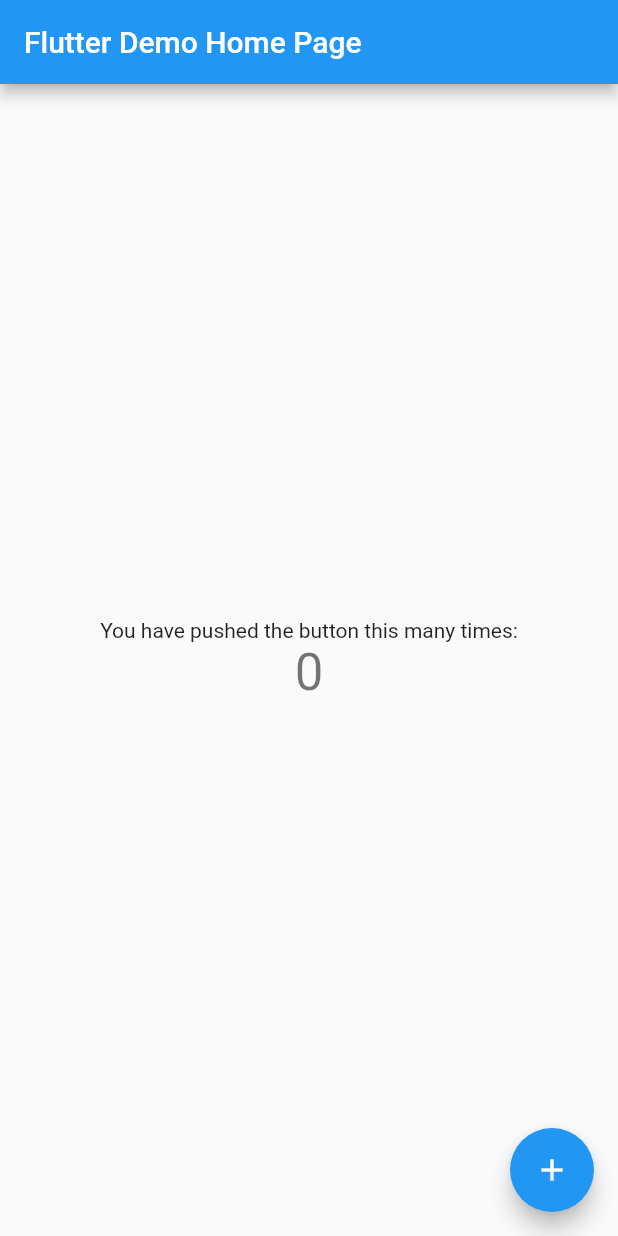
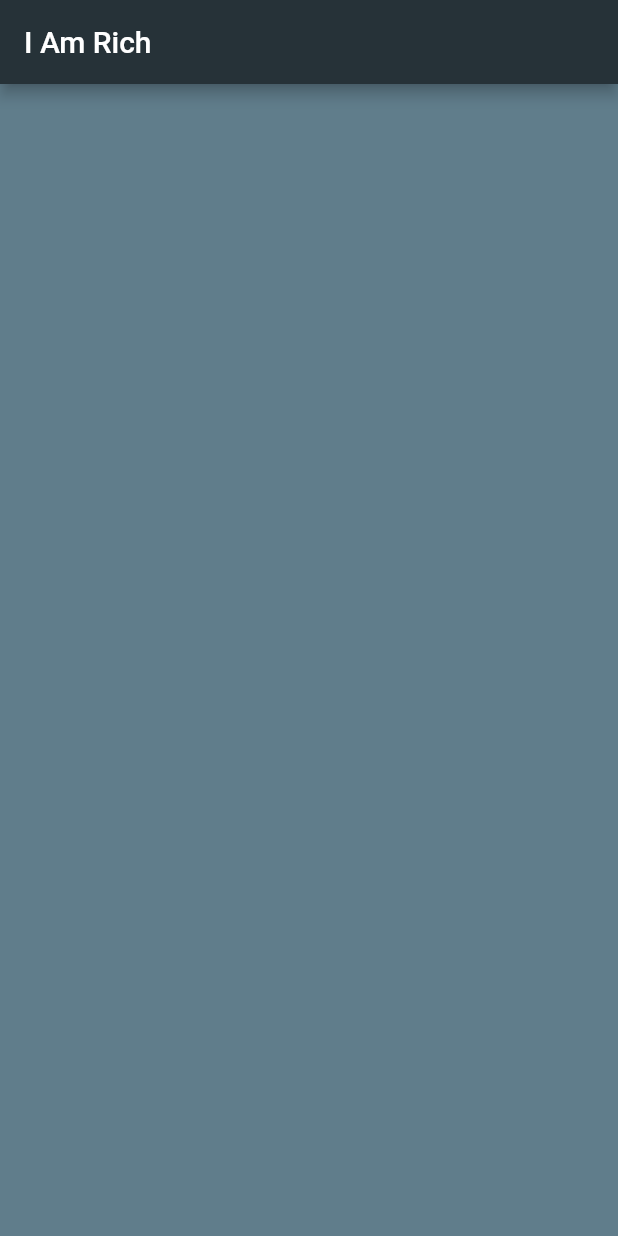
Before and after one commit to fdepedis/flutter_iamrich, a Flutter app: the screen it shows after launch, on a phone screen of 412 x 824 dp. Run offline on Flutter 3.47's test engine with Material 2 defaults, Android fonts, the phone set to English and light mode, and no system bars.

Commit message:
first setup code flutter app

```diff
--- a/lib/main.dart
+++ b/lib/main.dart
@@ -1,117 +1,15 @@
 import 'package:flutter/material.dart';
 
 void main() {
-  runApp(MyApp());
-}
-
-class MyApp extends StatelessWidget {
-  // This widget is the root of your application.
-  @override
-  Widget build(BuildContext context) {
-    return MaterialApp(
-      title: 'Flutter Demo',
-      theme: ThemeData(
-        // This is the theme of your application.
-        //
-        // Try running your application with "flutter run". You'll see the
-        // application has a blue toolbar. Then, without quitting the app, try
-        // changing the primarySwatch below to Colors.green and then invoke
-        // "hot reload" (press "r" in the console where you ran "flutter run",
-        // or simply save your changes to "hot reload" in a Flutter IDE).
-        // Notice that the counter didn't reset back to zero; the application
-        // is not restarted.
-        primarySwatch: Colors.blue,
-        // This makes the visual density adapt to the platform that you run
-        // the app on. For desktop platforms, the controls will be smaller and
-        // closer together (more dense) than on mobile platforms.
-        visualDensity: VisualDensity.adaptivePlatformDensity,
-      ),
-      home: MyHomePage(title: 'Flutter Demo Home Page'),
-    );
-  }
-}
-
-class MyHomePage extends StatefulWidget {
-  MyHomePage({Key key, this.title}) : super(key: key);
-
-  // This widget is the home page of your application. It is stateful, meaning
-  // that it has a State object (defined below) that contains fields that affect
-  // how it looks.
-
-  // This class is the configuration for the state. It holds the values (in this
-  // case the title) provided by the parent (in this case the App widget) and
-  // used by the build method of the State. Fields in a Widget subclass are
-  // always marked "final".
-
-  final String title;
-
-  @override
-  _MyHomePageState createState() => _MyHomePageState();
-}
-
-class _MyHomePageState extends State<MyHomePage> {
-  int _counter = 0;
-
-  void _incrementCounter() {
-    setState(() {
-      // This call to setState tells the Flutter framework that something has
-      // changed in this State, which causes it to rerun the build method below
-      // so that the display can reflect the updated values. If we changed
-      // _counter without calling setState(), then the build method would not be
-      // called again, and so nothing would appear to happen.
-      _counter++;
-    });
-  }
-
-  @override
-  Widget build(BuildContext context) {
-    // This method is rerun every time setState is called, for instance as done
-    // by the _incrementCounter method above.
-    //
-    // The Flutter framework has been optimized to make rerunning build methods
-    // fast, so that you can just rebuild anything that needs updating rather
-    // than having to individually change instances of widgets.
-    return Scaffold(
-      appBar: AppBar(
-        // Here we take the value from the MyHomePage object that was created by
-        // the App.build method, and use it to set our appbar title.
-        title: Text(widget.title),
-      ),
-      body: Center(
-        // Center is a layout widget. It takes a single child and positions it
-        // in the middle of the parent.
-        child: Column(
-          // Column is also a layout widget. It takes a list of children and
-          // arranges them vertically. By default, it sizes itself to fit its
-          // children horizontally, and tries to be as tall as its parent.
-          //
-          // Invoke "debug painting" (press "p" in the console, choose the
-          // "Toggle Debug Paint" action from the Flutter Inspector in Android
-          // Studio, or the "Toggle Debug Paint" command in Visual Studio Code)
-          // to see the wireframe for each widget.
-          //
-          // Column has various properties to control how it sizes itself and
-          // how it positions its children. Here we use mainAxisAlignment to
-          // center the children vertically; the main axis here is the vertical
-          // axis because Columns are vertical (the cross axis would be
-          // horizontal).
-          mainAxisAlignment: MainAxisAlignment.center,
-          children: <Widget>[
-            Text(
-              'You have pushed the button this many times:',
-            ),
-            Text(
-              '$_counter',
-              style: Theme.of(context).textTheme.headline4,
-            ),
-          ],
+  runApp(
+    MaterialApp(
+      home: Scaffold(
+        backgroundColor: Colors.blueGrey,
+        appBar: AppBar(
+          title: Text("I Am Rich"),
+          backgroundColor: Colors.blueGrey[900],
         ),
       ),
-      floatingActionButton: FloatingActionButton(
-        onPressed: _incrementCounter,
-        tooltip: 'Increment',
-        child: Icon(Icons.add),
-      ), // This trailing comma makes auto-formatting nicer for build methods.
-    );
-  }
+    ),
+  );
 }
```
